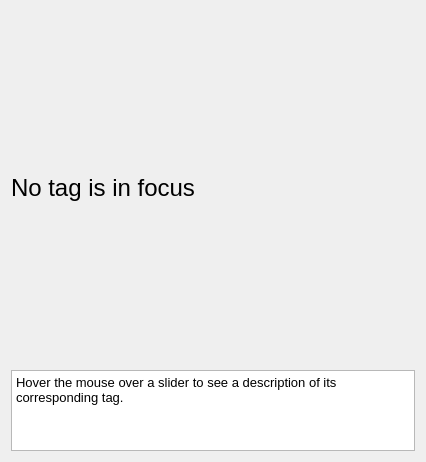
Old version of the form src/tagger.ui in the repository SMC-LAB/Eve.
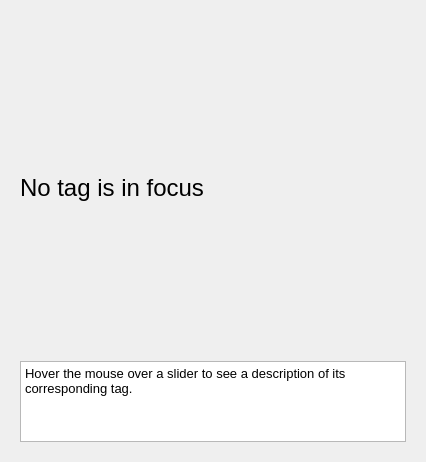
New version of the form.

What changed in the file:
```diff
--- a/src/tagger.ui
+++ b/src/tagger.ui
@@ -15,6 +15,27 @@
   </property>
   <layout class="QGridLayout" name="gridLayout">
    <item row="0" column="0">
+    <widget class="QScrollArea" name="scrollArea">
+     <property name="frameShape">
+      <enum>QFrame::NoFrame</enum>
+     </property>
+     <property name="frameShadow">
+      <enum>QFrame::Plain</enum>
+     </property>
+     <property name="widgetResizable">
+      <bool>true</bool>
+     </property>
+     <widget class="QWidget" name="scrollAreaWidgetContents">
+      <property name="geometry">
+       <rect>
+        <x>0</x>
+        <y>0</y>
+        <width>408</width>
+        <height>444</height>
+       </rect>
+      </property>
+      <layout class="QGridLayout" name="gridLayout_2">
+       <item row="0" column="0">
     <layout class="QVBoxLayout" name="verticalLayout_3">
      <item>
       <widget class="QLabel" name="currentTag">
@@ -71,6 +92,10 @@
       </widget>
      </item>
     </layout>
+       </item>
+      </layout>
+     </widget>
+    </widget>
    </item>
   </layout>
  </widget>
```
Lines whose indentation alone changed are shown as unchanged.
